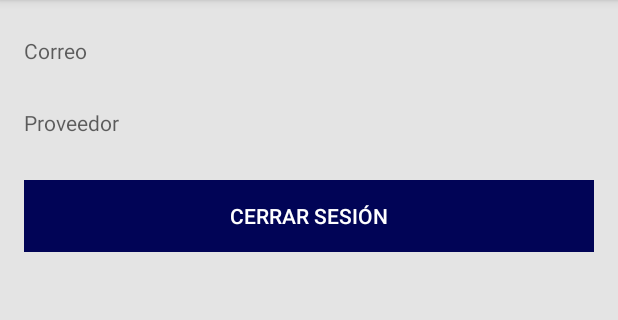
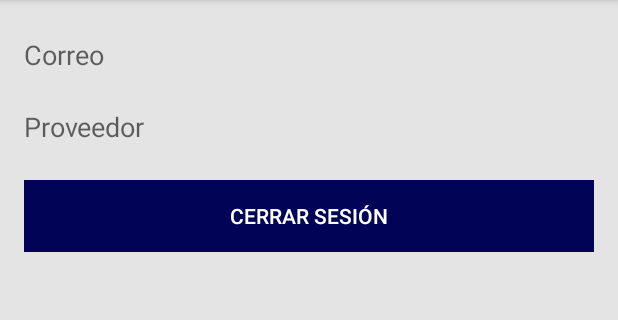
Before and after one commit to XOCO96/RepoPzplayv1, an Android app: the HomeActivity screen opened directly, with no data from a screen before it, on a phone screen of 412 x 824 dp, the part 84-404 px from its top. Run offline under Robolectric (Android 15) with nearby library versions, the phone set to English and light mode, and no system bars.

Commit message:
Diseño de la pantalla gráfica activada al autenticar al usuario

```diff
--- a/app/src/main/res/layout/activity_home.xml
+++ b/app/src/main/res/layout/activity_home.xml
@@ -29,7 +29,8 @@
             android:ems="10"
             android:hint="@string/TxVw_email"
             android:inputType="textEmailAddress"
-            android:textColor="@color/pplay_azul" />
+            android:textColor="@color/pplay_azul"
+            android:textSize="18sp" />
 
         <Space
             android:layout_width="match_parent"
@@ -42,7 +43,8 @@
             android:ems="10"
             android:hint="@string/TxVw_provider"
             android:inputType="textPassword"
-            android:textColor="@color/pplay_azul" />
+            android:textColor="@color/pplay_azul"
+            android:textSize="18sp" />
 
         <Space
             android:layout_width="match_parent"
```
